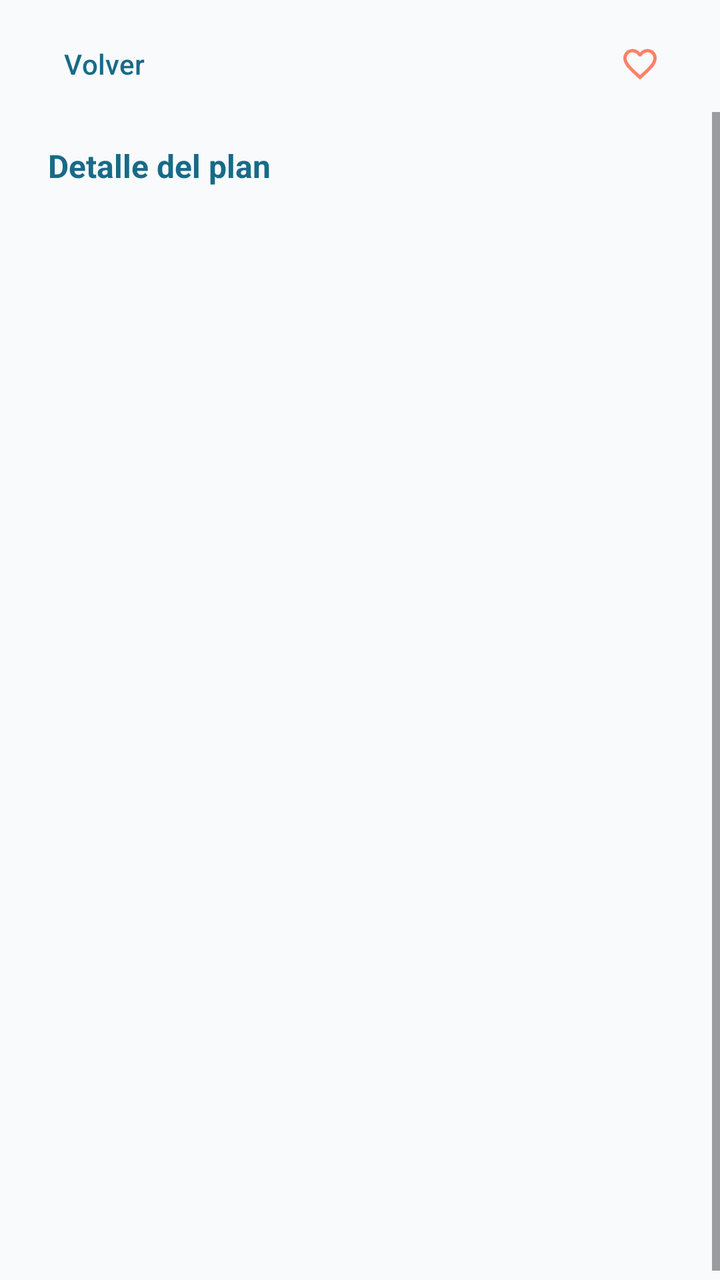
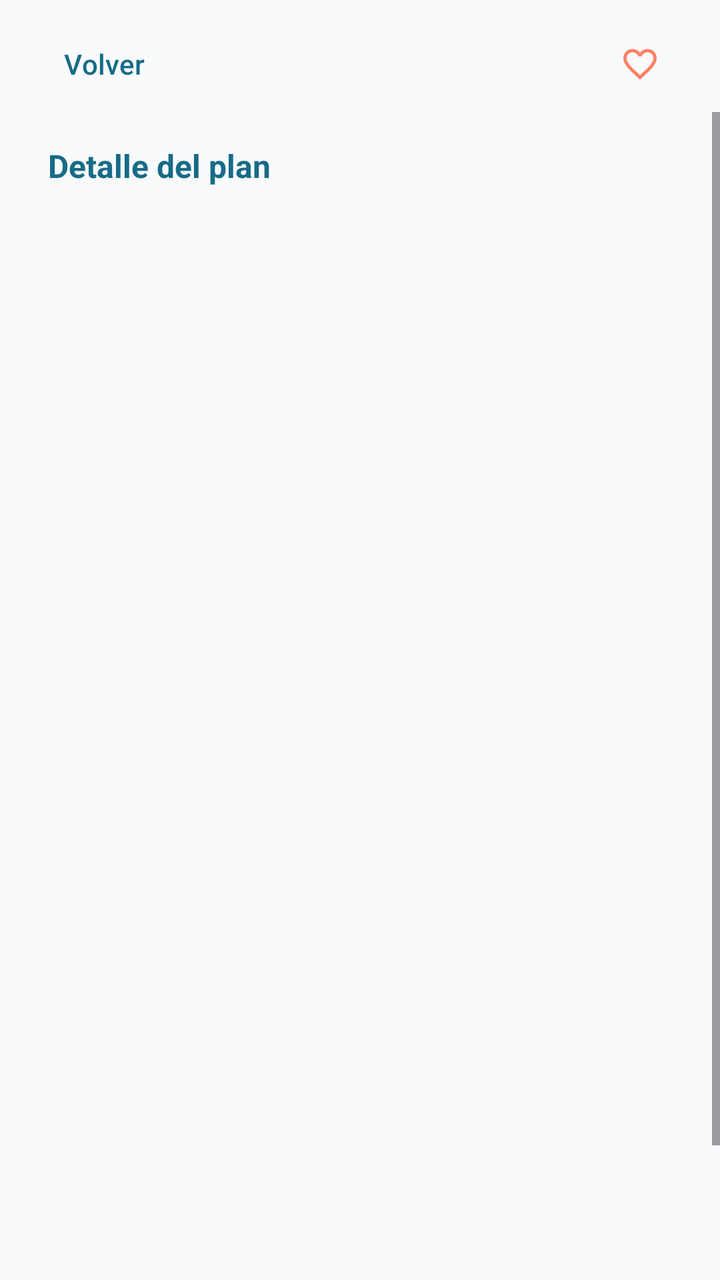

Before-and-after screenshots of an Android layout around one commit, followed by the original layout XML and the change that was made.
<!-- AndroidManifest.xml: application theme Theme.PlanGo -->
<!-- res/layout/activity_detalle_evento.xml -->
<?xml version="1.0" encoding="utf-8"?>
<androidx.constraintlayout.widget.ConstraintLayout xmlns:android="http://schemas.android.com/apk/res/android"
    xmlns:app="http://schemas.android.com/apk/res-auto"
    android:id="@+id/detailRoot"
    android:layout_width="match_parent"
    android:layout_height="match_parent"
    android:background="@color/plango_background">

    <com.google.android.material.button.MaterialButton
        android:id="@+id/buttonBack"
        style="@style/Widget.Material3.Button.TextButton"
        android:layout_width="wrap_content"
        android:layout_height="wrap_content"
        android:layout_marginStart="8dp"
        android:layout_marginTop="8dp"
        android:text="@string/back"
        android:textColor="@color/plango_primary"
        app:layout_constraintStart_toStartOf="parent"
        app:layout_constraintTop_toTopOf="parent" />

    <com.google.android.material.button.MaterialButton
        android:id="@+id/buttonDetailFavorite"
        style="@style/Widget.Material3.Button.IconButton"
        android:layout_width="48dp"
        android:layout_height="48dp"
        android:layout_marginTop="8dp"
        android:layout_marginEnd="16dp"
        app:icon="@drawable/ic_favorite_border_24"
        app:iconTint="@color/plango_coral"
        app:layout_constraintEnd_toEndOf="parent"
        app:layout_constraintTop_toTopOf="parent" />

    <ScrollView
        android:layout_width="0dp"
        android:layout_height="0dp"
        android:clipToPadding="false"
        android:fillViewport="true"
        app:layout_constraintBottom_toBottomOf="parent"
        app:layout_constraintEnd_toEndOf="parent"
        app:layout_constraintStart_toStartOf="parent"
        app:layout_constraintTop_toBottomOf="@id/buttonBack">

        <LinearLayout
            android:layout_width="match_parent"
            android:layout_height="wrap_content"
            android:orientation="vertical"
            android:paddingStart="24dp"
            android:paddingTop="16dp"
            android:paddingEnd="24dp"
            android:paddingBottom="32dp">

            <TextView
                android:layout_width="wrap_content"
                android:layout_height="wrap_content"
                android:text="@string/event_detail"
                android:textColor="@color/plango_primary"
                android:textSize="16sp"
                android:textStyle="bold" />

            <TextView
                android:id="@+id/textDetailTitle"
                android:layout_width="match_parent"
                android:layout_height="wrap_content"
                android:layout_marginTop="8dp"
                android:textColor="@color/plango_text"
                android:textSize="28sp"
                android:textStyle="bold" />

            <TextView
                android:id="@+id/textDetailDateRange"
                style="@style/TextAppearance.PlanGo.DetailField"
                android:layout_width="match_parent"
                android:layout_height="wrap_content"
                android:layout_marginTop="24dp" />

            <TextView
                android:id="@+id/textDetailOngoing"
                android:layout_width="wrap_content"
                android:layout_height="wrap_content"
                android:layout_marginTop="8dp"
                android:background="@drawable/background_ongoing_badge"
                android:paddingHorizontal="10dp"
                android:paddingVertical="4dp"
                android:text="@string/event_ongoing"
                android:textColor="@color/plango_primary_dark"
                android:textSize="12sp"
                android:textStyle="bold"
                android:visibility="gone" />

            <TextView
                android:id="@+id/textDetailDistrict"
                style="@style/TextAppearance.PlanGo.DetailField"
                android:layout_width="match_parent"
                android:layout_height="wrap_content" />

            <TextView
                android:id="@+id/textDetailAddress"
                style="@style/TextAppearance.PlanGo.DetailField"
                android:layout_width="match_parent"
                android:layout_height="wrap_content" />

            <TextView
                android:id="@+id/textDetailSchedule"
                style="@style/TextAppearance.PlanGo.DetailField"
                android:layout_width="match_parent"
                android:layout_height="wrap_content" />

            <TextView
                android:id="@+id/textDetailDescription"
                style="@style/TextAppearance.PlanGo.DetailField"
                android:layout_width="match_parent"
                android:layout_height="wrap_content" />

            <TextView
                android:id="@+id/textDetailVenue"
                style="@style/TextAppearance.PlanGo.DetailField"
                android:layout_width="match_parent"
                android:layout_height="wrap_content" />

            <TextView
                android:id="@+id/textDetailTime"
                style="@style/TextAppearance.PlanGo.DetailField"
                android:layout_width="match_parent"
                android:layout_height="wrap_content" />

            <TextView
                android:id="@+id/textDetailPrice"
                style="@style/TextAppearance.PlanGo.DetailField"
                android:layout_width="match_parent"
                android:layout_height="wrap_content" />

            <TextView
                android:id="@+id/textDetailType"
                style="@style/TextAppearance.PlanGo.DetailField"
                android:layout_width="match_parent"
                android:layout_height="wrap_content" />

            <TextView
                android:id="@+id/textDetailCoordinates"
                style="@style/TextAppearance.PlanGo.DetailField"
                android:layout_width="match_parent"
                android:layout_height="wrap_content" />

            <TextView
                android:id="@+id/textDetailUrl"
                style="@style/TextAppearance.PlanGo.DetailField"
                android:layout_width="match_parent"
                android:layout_height="wrap_content"
                android:autoLink="web"
                android:linksClickable="true" />

            <TextView
                android:id="@+id/textDetailFree"
                style="@style/TextAppearance.PlanGo.DetailField"
                android:layout_width="match_parent"
                android:layout_height="wrap_content" />

            <TextView
                android:id="@+id/textDetailId"
                style="@style/TextAppearance.PlanGo.DetailField"
                android:layout_width="match_parent"
                android:layout_height="wrap_content" />

        </LinearLayout>

    </ScrollView>

</androidx.constraintlayout.widget.ConstraintLayout>
<!-- resources referenced by this layout -->
<resources>
  <color name="plango_background">#F8FAFC</color>
  <color name="plango_coral">#FF8066</color>
  <color name="plango_primary">#176B87</color>
  <color name="plango_primary_dark">#0F4C5C</color>
  <color name="plango_text">#1F2937</color>
  <!-- drawable background_ongoing_badge (drawable) -->
  <?xml version="1.0" encoding="utf-8"?>
  <shape xmlns:android="http://schemas.android.com/apk/res/android"
      android:shape="rectangle">
      <solid android:color="#3364CCC5" />
      <corners android:radius="12dp" />
  </shape>
  <!-- drawable ic_favorite_border_24 (drawable) -->
  <vector xmlns:android="http://schemas.android.com/apk/res/android"
      android:width="24dp" android:height="24dp"
      android:viewportWidth="24" android:viewportHeight="24">
      <path android:fillColor="@color/plango_coral"
          android:pathData="M16.5,3c-1.74,0 -3.41,0.81 -4.5,2.09C10.91,3.81 9.24,3 7.5,3 4.42,3 2,5.42 2,8.5c0,3.76 3.4,6.86 8.55,11.54L12,21.35l1.45,-1.32C18.6,15.36 22,12.26 22,8.5 22,5.42 19.58,3 16.5,3zM12.1,18.55l-0.1,0.1 -0.1,-0.1C7.14,14.24 4,11.39 4,8.5 4,6.5 5.5,5 7.5,5c1.54,0 3.04,0.99 3.57,2.36h1.87C13.46,5.99 14.96,5 16.5,5c2,0 3.5,1.5 3.5,3.5 0,2.89 -3.14,5.74 -7.9,10.05z" />
  </vector>
  <string name="back">Volver</string>
  <string name="event_detail">Detalle del plan</string>
  <string name="event_ongoing">En curso</string>
  <style name="TextAppearance.PlanGo.DetailField" parent="TextAppearance.Material3.BodyLarge">
          <item name="android:layout_marginTop">14dp</item>
          <item name="android:textColor">@color/plango_text</item>
          <item name="android:textSize">16sp</item>
      </style>
  <style name="Theme.PlanGo" parent="Base.Theme.PlanGo" />
  <style name="Base.Theme.PlanGo" parent="Theme.Material3.Light.NoActionBar">
          <item name="colorPrimary">@color/plango_primary</item>
          <item name="colorOnPrimary">@color/white</item>
          <item name="colorSecondary">@color/plango_turquoise</item>
          <item name="colorOnSecondary">@color/plango_text</item>
          <item name="colorTertiary">@color/plango_coral</item>
          <item name="colorOnTertiary">@color/plango_text</item>
          <item name="android:colorBackground">@color/plango_background</item>
          <item name="colorSurface">@color/white</item>
          <item name="colorOnSurface">@color/plango_text</item>
          <item name="android:statusBarColor">@color/plango_background</item>
          <item name="android:navigationBarColor">@color/plango_background</item>
          <item name="android:windowLightStatusBar">true</item>
          <item name="android:windowLightNavigationBar">true</item>
      </style>
  <color name="white">#FFFFFFFF</color>
  <color name="plango_turquoise">#64CCC5</color>
</resources>

<!-- the commit's change to res/layout/activity_detalle_evento.xml (unified diff, before → after) -->
@@ -112,6 +112,18 @@
                 android:layout_height="wrap_content" />
 
             <TextView
+                android:id="@+id/textDetailCategories"
+                style="@style/TextAppearance.PlanGo.DetailField"
+                android:layout_width="match_parent"
+                android:layout_height="wrap_content" />
+
+            <TextView
+                android:id="@+id/textDetailSource"
+                style="@style/TextAppearance.PlanGo.DetailField"
+                android:layout_width="match_parent"
+                android:layout_height="wrap_content" />
+
+            <TextView
                 android:id="@+id/textDetailVenue"
                 style="@style/TextAppearance.PlanGo.DetailField"
                 android:layout_width="match_parent"
